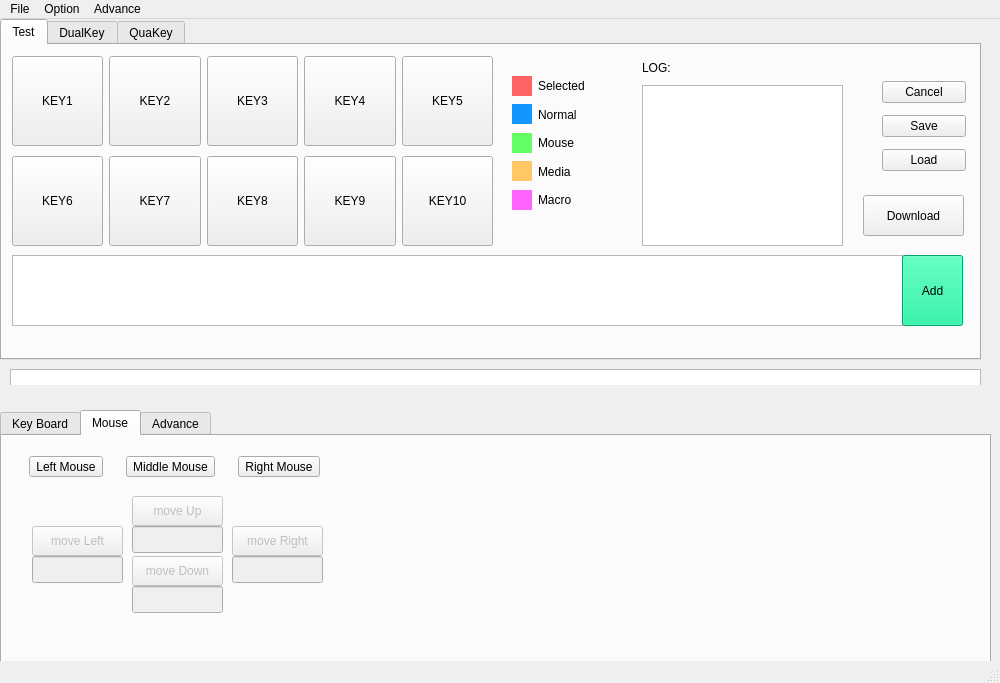
The window that KeyBoardSetter/KeyboardSetter/mainwindow.ui (TabbycatPie/CustomKeyboard) describes before a commit, drawn with Qt 5.
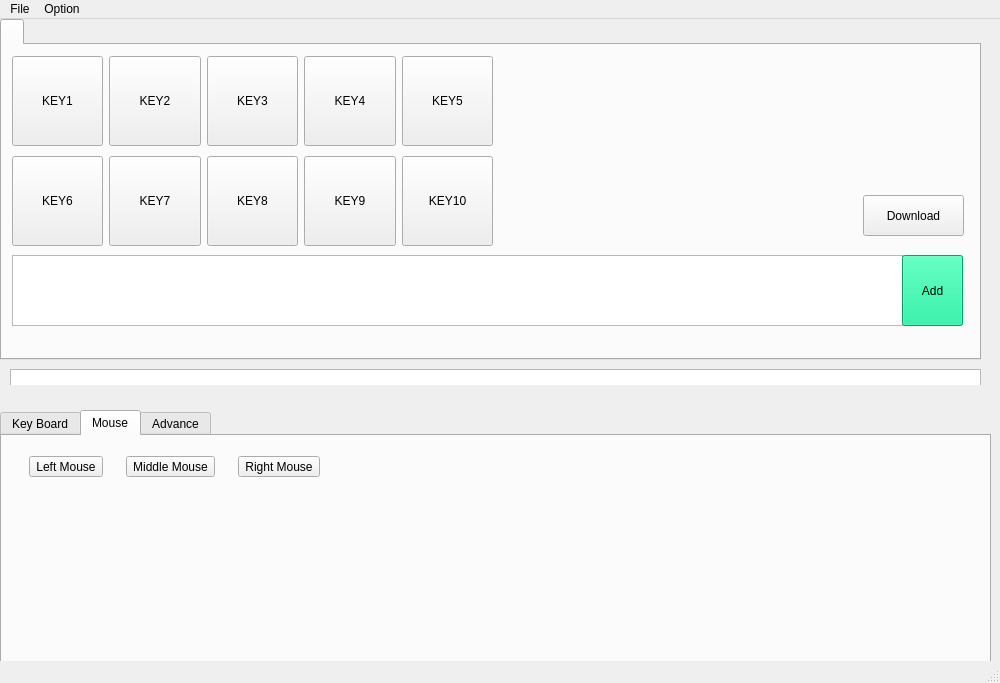
The same window after the commit. The open tabs and pages were chosen to show the change.

What changed in the file:
```diff
--- a/KeyBoardSetter/KeyboardSetter/mainwindow.ui
+++ b/KeyBoardSetter/KeyboardSetter/mainwindow.ui
@@ -64,7 +64,7 @@
     </property>
     <widget class="QWidget" name="tab_test">
      <attribute name="title">
-      <string>Test</string>
+      <string/>
      </attribute>
      <widget class="QWidget" name="layoutWidget">
       <property name="geometry">
@@ -220,45 +220,6 @@
        </item>
       </layout>
      </widget>
-     <widget class="QWidget" name="verticalLayoutWidget">
-      <property name="geometry">
-       <rect>
-        <x>880</x>
-        <y>30</y>
-        <width>84</width>
-        <height>104</height>
-       </rect>
-      </property>
-      <layout class="QVBoxLayout" name="verticalLayout">
-       <item>
-        <widget class="QPushButton" name="btn_setcancel">
-         <property name="text">
-          <string>Cancel</string>
-         </property>
-        </widget>
-       </item>
-       <item>
-        <widget class="QPushButton" name="btn_save">
-         <property name="enabled">
-          <bool>true</bool>
-         </property>
-         <property name="text">
-          <string>Save</string>
-         </property>
-        </widget>
-       </item>
-       <item>
-        <widget class="QPushButton" name="btn_load">
-         <property name="enabled">
-          <bool>true</bool>
-         </property>
-         <property name="text">
-          <string>Load</string>
-         </property>
-        </widget>
-       </item>
-      </layout>
-     </widget>
      <widget class="QPushButton" name="btn_setadd">
       <property name="geometry">
        <rect>
@@ -318,215 +279,6 @@
        <string>Download</string>
       </property>
      </widget>
-     <widget class="QWidget" name="verticalLayoutWidget_2">
-      <property name="geometry">
-       <rect>
-        <x>510</x>
-        <y>30</y>
-        <width>111</width>
-        <height>136</height>
-       </rect>
-      </property>
-      <layout class="QVBoxLayout" name="verticalLayout_10">
-       <item>
-        <layout class="QHBoxLayout" name="horizontalLayout_23">
-         <item>
-          <widget class="QLabel" name="label_11">
-           <property name="minimumSize">
-            <size>
-             <width>20</width>
-             <height>20</height>
-            </size>
-           </property>
-           <property name="maximumSize">
-            <size>
-             <width>20</width>
-             <height>20</height>
-            </size>
-           </property>
-           <property name="styleSheet">
-            <string notr="true">background-color: rgb(255, 100, 100);</string>
-           </property>
-           <property name="text">
-            <string/>
-           </property>
-          </widget>
-         </item>
-         <item>
-          <widget class="QLabel" name="label_12">
-           <property name="text">
-            <string>Selected</string>
-           </property>
-          </widget>
-         </item>
-        </layout>
-       </item>
-       <item>
-        <layout class="QHBoxLayout" name="horizontalLayout_18">
-         <item>
-          <widget class="QLabel" name="label_2">
-           <property name="minimumSize">
-            <size>
-             <width>20</width>
-             <height>20</height>
-            </size>
-           </property>
-           <property name="maximumSize">
-            <size>
-             <width>20</width>
-             <height>20</height>
-            </size>
-           </property>
-           <property name="styleSheet">
-            <string notr="true">background-color: rgb(20, 150, 255);</string>
-           </property>
-           <property name="text">
-            <string/>
-           </property>
-          </widget>
-         </item>
-         <item>
-          <widget class="QLabel" name="label">
-           <property name="text">
-            <string>Normal</string>
-           </property>
-          </widget>
-         </item>
-        </layout>
-       </item>
-       <item>
-        <layout class="QHBoxLayout" name="horizontalLayout_24">
-         <item>
-          <widget class="QLabel" name="label_13">
-           <property name="minimumSize">
-            <size>
-             <width>20</width>
-             <height>20</height>
-            </size>
-           </property>
-           <property name="maximumSize">
-            <size>
-             <width>20</width>
-             <height>20</height>
-            </size>
-           </property>
-           <property name="styleSheet">
-            <string notr="true">background-color: rgb(100, 255, 100);</string>
-           </property>
-           <property name="text">
-            <string/>
-           </property>
-          </widget>
-         </item>
-         <item>
-          <widget class="QLabel" name="label_14">
-           <property name="text">
-            <string>Mouse</string>
-           </property>
-          </widget>
-         </item>
-        </layout>
-       </item>
-       <item>
-        <layout class="QHBoxLayout" name="horizontalLayout_22">
-         <item>
-          <widget class="QLabel" name="label_9">
-           <property name="minimumSize">
-            <size>
-             <width>20</width>
-             <height>20</height>
-            </size>
-           </property>
-           <property name="maximumSize">
-            <size>
-             <width>20</width>
-             <height>20</height>
-            </size>
-           </property>
-           <property name="styleSheet">
-            <string notr="true">background-color: rgb(255, 200, 100);</string>
-           </property>
-           <property name="text">
-            <string/>
-           </property>
-          </widget>
-         </item>
-         <item>
-          <widget class="QLabel" name="label_10">
-           <property name="text">
-            <string>Media</string>
-           </property>
-          </widget>
-         </item>
-        </layout>
-       </item>
-       <item>
-        <layout class="QHBoxLayout" name="horizontalLayout_19">
-         <item>
-          <widget class="QLabel" name="label_3">
-           <property name="minimumSize">
-            <size>
-             <width>20</width>
-             <height>20</height>
-            </size>
-           </property>
-           <property name="maximumSize">
-            <size>
-             <width>20</width>
-             <height>20</height>
-            </size>
-           </property>
-           <property name="styleSheet">
-            <string notr="true">background-color: rgb(255, 100, 255);</string>
-           </property>
-           <property name="text">
-            <string/>
-           </property>
-          </widget>
-         </item>
-         <item>
-          <widget class="QLabel" name="label_4">
-           <property name="text">
-            <string>Macro</string>
-           </property>
-          </widget>
-         </item>
-        </layout>
-       </item>
-      </layout>
-     </widget>
-     <widget class="QTextEdit" name="tv_log">
-      <property name="enabled">
-       <bool>true</bool>
-      </property>
-      <property name="geometry">
-       <rect>
-        <x>640</x>
-        <y>40</y>
-        <width>201</width>
-        <height>161</height>
-       </rect>
-      </property>
-      <property name="readOnly">
-       <bool>true</bool>
-      </property>
-     </widget>
-     <widget class="QLabel" name="label_5">
-      <property name="enabled">
-       <bool>true</bool>
-      </property>
-      <property name="geometry">
-       <rect>
-        <x>640</x>
-        <y>13</y>
-        <width>68</width>
-        <height>19</height>
-       </rect>
-      </property>
-      <property name="text">
-       <string>LOG:</string>
-      </property>
-     </widget>
      <zorder>layoutWidget</zorder>
      <zorder>layoutWidget_7</zorder>
      <zorder>verticalLayoutWidget</zorder>
@@ -535,132 +287,6 @@
      <zorder>btn_download</zorder>
      <zorder>verticalLayoutWidget_2</zorder>
      <zorder>btn_setadd</zorder>
-     <zorder>tv_log</zorder>
-     <zorder>label_5</zorder>
-    </widget>
-    <widget class="QWidget" name="tab_dualkeys">
-     <attribute name="title">
-      <string>DualKey</string>
-     </attribute>
-     <widget class="QWidget" name="layoutWidget_8">
-      <property name="geometry">
-       <rect>
-        <x>10</x>
-        <y>20</y>
-        <width>201</width>
-        <height>101</height>
-       </rect>
-      </property>
-      <layout class="QHBoxLayout" name="horizontalLayout_11">
-       <item>
-        <widget class="QPushButton" name="btn_dualkey1">
-         <property name="minimumSize">
-          <size>
-           <width>90</width>
-           <height>90</height>
-          </size>
-         </property>
-         <property name="text">
-          <string>KEY1</string>
-         </property>
-        </widget>
-       </item>
-       <item>
-        <widget class="QPushButton" name="btn_dualkey2">
-         <property name="minimumSize">
-          <size>
-           <width>90</width>
-           <height>90</height>
-          </size>
-         </property>
-         <property name="text">
-          <string>KEY2</string>
-         </property>
-        </widget>
-       </item>
-      </layout>
-     </widget>
-    </widget>
-    <widget class="QWidget" name="tab_quakeys">
-     <attribute name="title">
-      <string>QuaKey</string>
-     </attribute>
-     <widget class="QWidget" name="layoutWidget_10">
-      <property name="geometry">
-       <rect>
-        <x>10</x>
-        <y>110</y>
-        <width>201</width>
-        <height>101</height>
-       </rect>
-      </property>
-      <layout class="QHBoxLayout" name="horizontalLayout_13">
-       <item>
-        <widget class="QPushButton" name="btn_quakey3">
-         <property name="minimumSize">
-          <size>
-           <width>90</width>
-           <height>90</height>
-          </size>
-         </property>
-         <property name="text">
-          <string>KEY3</string>
-         </property>
-        </widget>
-       </item>
-       <item>
-        <widget class="QPushButton" name="btn_quakey4">
-         <property name="minimumSize">
-          <size>
-           <width>90</width>
-           <height>90</height>
-          </size>
-         </property>
-         <property name="text">
-          <string>KEY4</string>
-         </property>
-        </widget>
-       </item>
-      </layout>
-     </widget>
-     <widget class="QWidget" name="layoutWidget_11">
-      <property name="geometry">
-       <rect>
-        <x>10</x>
-        <y>10</y>
-        <width>201</width>
-        <height>101</height>
-       </rect>
-      </property>
-      <layout class="QHBoxLayout" name="horizontalLayout_14">
-       <item>
-        <widget class="QPushButton" name="btn_quakey1">
-         <property name="minimumSize">
-          <size>
-           <width>90</width>
-           <height>90</height>
-          </size>
-         </property>
-         <property name="text">
-          <string>KEY1</string>
-         </property>
-        </widget>
-       </item>
-       <item>
-        <widget class="QPushButton" name="btn_quakey2">
-         <property name="minimumSize">
-          <size>
-           <width>90</width>
-           <height>90</height>
-          </size>
-         </property>
-         <property name="text">
-          <string>KEY2</string>
-         </property>
-        </widget>
-       </item>
-      </layout>
-     </widget>
     </widget>
    </widget>
    <widget class="QTreeView" name="treeView">
@@ -683,7 +309,7 @@
      <x>0</x>
      <y>0</y>
      <width>1000</width>
-     <height>22</height>
+     <height>30</height>
     </rect>
    </property>
    <widget class="QMenu" name="menuFile">
@@ -709,16 +335,8 @@
     </widget>
     <addaction name="menuLanguage"/>
    </widget>
-   <widget class="QMenu" name="menuAdvance">
-    <property name="title">
-     <string>Advance</string>
-    </property>
-    <addaction name="actionTest_Device"/>
-    <addaction name="actionGetVersion"/>
-   </widget>
    <addaction name="menuFile"/>
    <addaction name="menuSetting"/>
-   <addaction name="menuAdvance"/>
   </widget>
   <widget class="QStatusBar" name="statusbar"/>
   <widget class="QDockWidget" name="dockKeyboard">
@@ -1691,122 +1309,6 @@
         </item>
        </layout>
       </widget>
-      <widget class="QPushButton" name="pushButton">
-       <property name="enabled">
-        <bool>false</bool>
-       </property>
-       <property name="geometry">
-        <rect>
-         <x>130</x>
-         <y>60</y>
-         <width>91</width>
-         <height>30</height>
-        </rect>
-       </property>
-       <property name="text">
-        <string>move Up</string>
-       </property>
-      </widget>
-      <widget class="QLineEdit" name="lineEdit">
-       <property name="enabled">
-        <bool>false</bool>
-       </property>
-       <property name="geometry">
-        <rect>
-         <x>130</x>
-         <y>90</y>
-         <width>91</width>
-         <height>27</height>
-        </rect>
-       </property>
-      </widget>
-      <widget class="QPushButton" name="pushButton_4">
-       <property name="enabled">
-        <bool>false</bool>
-       </property>
-       <property name="geometry">
-        <rect>
-         <x>30</x>
-         <y>90</y>
-         <width>91</width>
-         <height>30</height>
-        </rect>
-       </property>
-       <property name="text">
-        <string>move Left</string>
-       </property>
-      </widget>
-      <widget class="QLineEdit" name="lineEdit_2">
-       <property name="enabled">
-        <bool>false</bool>
-       </property>
-       <property name="geometry">
-        <rect>
-         <x>30</x>
-         <y>120</y>
-         <width>91</width>
-         <height>27</height>
-        </rect>
-       </property>
-      </widget>
-      <widget class="QPushButton" name="pushButton_5">
-       <property name="enabled">
-        <bool>false</bool>
-       </property>
-       <property name="geometry">
-        <rect>
-         <x>130</x>
-         <y>120</y>
-         <width>91</width>
-         <height>30</height>
-        </rect>
-       </property>
-       <property name="text">
-        <string>move Down</string>
-       </property>
-      </widget>
-      <widget class="QLineEdit" name="lineEdit_3">
-       <property name="enabled">
-        <bool>false</bool>
-       </property>
-       <property name="geometry">
-        <rect>
-         <x>130</x>
-         <y>150</y>
-         <width>91</width>
-         <height>27</height>
-        </rect>
-       </property>
-      </widget>
-      <widget class="QPushButton" name="pushButton_6">
-       <property name="enabled">
-        <bool>false</bool>
-       </property>
-       <property name="geometry">
-        <rect>
-         <x>230</x>
-         <y>90</y>
-         <width>91</width>
-         <height>30</height>
-        </rect>
-       </property>
-       <property name="text">
-        <string>move Right</string>
-       </property>
-      </widget>
-      <widget class="QLineEdit" name="lineEdit_4">
-       <property name="enabled">
-        <bool>false</bool>
-       </property>
-       <property name="geometry">
-        <rect>
-         <x>230</x>
-         <y>120</y>
-         <width>91</width>
-         <height>27</height>
-        </rect>
-       </property>
-      </widget>
      </widget>
      <widget class="QWidget" name="tab_5">
       <attribute name="title">
```
Left out of the diff: 124 changed lines with no effect on the pictures.
